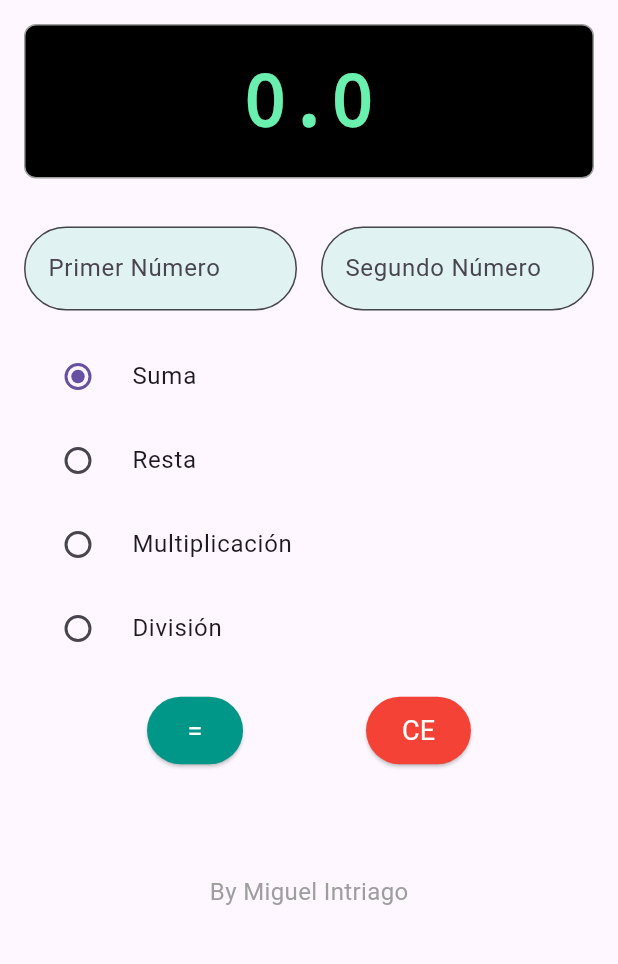
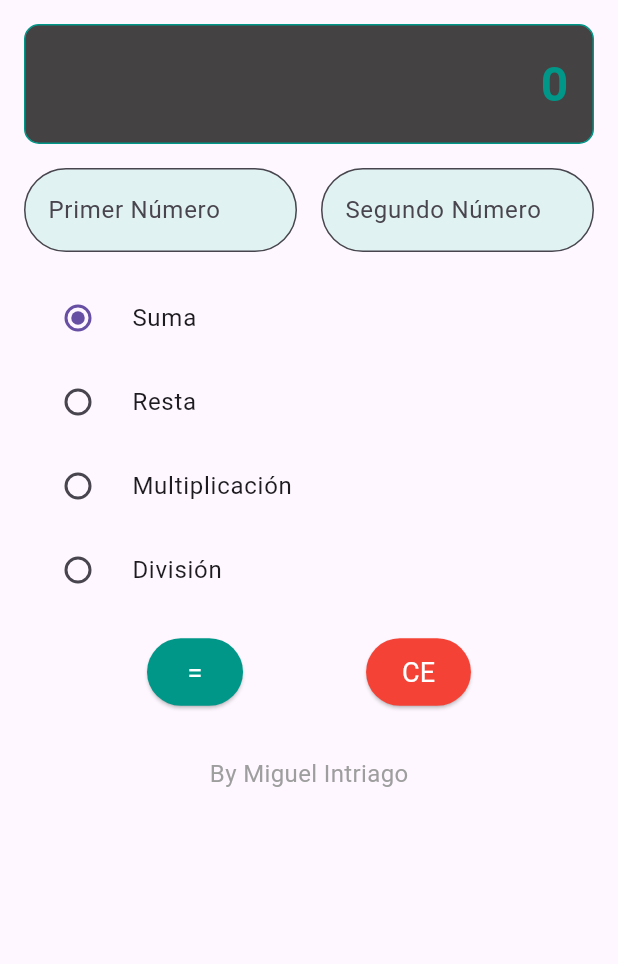
Before and after one commit to Miguel5858/calculadora, a Flutter app: the screen it shows after launch, on a phone screen of 412 x 824 dp, the part 84-1048 px from its top. Run offline on Flutter 3.47's test engine with Material 3 defaults, Android fonts, the phone set to English and light mode, and no system bars.

Commit message:
cambios en los decimales

```diff
--- a/lib/data/calculator_service.dart
+++ b/lib/data/calculator_service.dart
@@ -1,13 +1,11 @@
-// lib/data/calculator_service.dart
-
 class CalculatorService {
-  double add(double a, double b) => a + b;
-  double subtract(double a, double b) => a - b;
-  double multiply(double a, double b) => a * b;
+  double add(double a, double b) => (a + b).roundToDouble();
+  double subtract(double a, double b) => (a - b).roundToDouble();
+  double multiply(double a, double b) => (a * b).roundToDouble();
   double divide(double a, double b) {
     if (b == 0) {
       throw ArgumentError('Division by zero');
     }
-    return a / b;
+    return a / b; // No redondear aquí
   }
 }
--- a/lib/presentation/screens/home_screen.dart
+++ b/lib/presentation/screens/home_screen.dart
@@ -1,8 +1,7 @@
-import 'package:calculadora/presentation/widgets/footer.dart';
-import 'package:calculadora/presentation/widgets/operation_input.dart';
 import 'package:calculadora/presentation/widgets/operation_selector.dart';
 import 'package:calculadora/presentation/widgets/result_display.dart';
 import 'package:calculadora/presentation/widgets/number_input.dart';
+import 'package:calculadora/presentation/widgets/footer.dart';
 import 'package:flutter/material.dart';
 import '../../data/calculator_service.dart';
 
@@ -53,6 +52,15 @@ class _HomeScreenState extends State<HomeScreen> {
     });
   }
 
+  void _updateOperation(Operation? operation) {
+    if (operation != null) {
+      setState(() {
+        _selectedOperation = operation;
+        _result = 0.0; // Reset the result when changing the operation
+      });
+    }
+  }
+
   @override
   Widget build(BuildContext context) {
     return Scaffold(
@@ -70,7 +78,10 @@ class _HomeScreenState extends State<HomeScreen> {
           padding: const EdgeInsets.all(16.0),
           child: Column(
             children: [
-              ResultDisplay(result: _result),
+              ResultDisplay(
+                result: _result,
+                isDivision: _selectedOperation == Operation.divide,
+              ),
               SizedBox(height: 16),
               Row(
                 children: [
@@ -90,15 +101,9 @@ class _HomeScreenState extends State<HomeScreen> {
                 ],
               ),
               SizedBox(height: 16),
-              OperationInput(
+              OperationSelector(
                 selectedOperation: _selectedOperation,
-                onChanged: (operation) {
-                  if (operation != null) {
-                    setState(() {
-                      _selectedOperation = operation;
-                    });
-                  }
-                },
+                onChanged: _updateOperation,
               ),
               SizedBox(height: 16),
               Row(
@@ -128,7 +133,7 @@ class _HomeScreenState extends State<HomeScreen> {
                   ),
                 ],
               ),
-              SizedBox(height: 56),
+              SizedBox(height: 16),
               Footer(),
             ],
           ),
--- a/lib/presentation/widgets/operation_selector.dart
+++ b/lib/presentation/widgets/operation_selector.dart
@@ -35,6 +35,8 @@ class OperationSelector extends StatelessWidget {
         return 'Multiplicación';
       case Operation.divide:
         return 'División';
+      default:
+        return '';
     }
   }
 }
--- a/lib/presentation/widgets/result_display.dart
+++ b/lib/presentation/widgets/result_display.dart
@@ -1,29 +1,29 @@
+// lib/presentation/widgets/result_display.dart
+
 import 'package:flutter/material.dart';
 
 class ResultDisplay extends StatelessWidget {
   final double result;
+  final bool isDivision;
 
-  ResultDisplay({required this.result});
+  ResultDisplay({required this.result, this.isDivision = false});
 
   @override
   Widget build(BuildContext context) {
     return Container(
-      padding: EdgeInsets.symmetric(vertical: 16, horizontal: 24),
-      margin: EdgeInsets.only(bottom: 16),
+      padding: EdgeInsets.all(16.0),
+      alignment: Alignment.centerRight,
       decoration: BoxDecoration(
-        color: Colors.black,
-        borderRadius: BorderRadius.circular(8),
-        border: Border.all(color: Colors.grey, width: 1),
+        border: Border.all(color: Colors.teal),
+        borderRadius: BorderRadius.circular(10),
+        color: Color.fromARGB(255, 68, 66, 66),
       ),
-      child: Center(
-        child: Text(
-          result.toString(),
-          style: TextStyle(
-            fontSize: 48,
-            color: Colors.greenAccent,
-            fontWeight: FontWeight.bold,
-            fontFamily: 'Courier',
-          ),
+      child: Text(
+        isDivision ? result.toString() : result.toStringAsFixed(0),
+        style: TextStyle(
+          fontSize: 32,
+          fontWeight: FontWeight.bold,
+          color: Colors.teal,
         ),
       ),
     );
```
